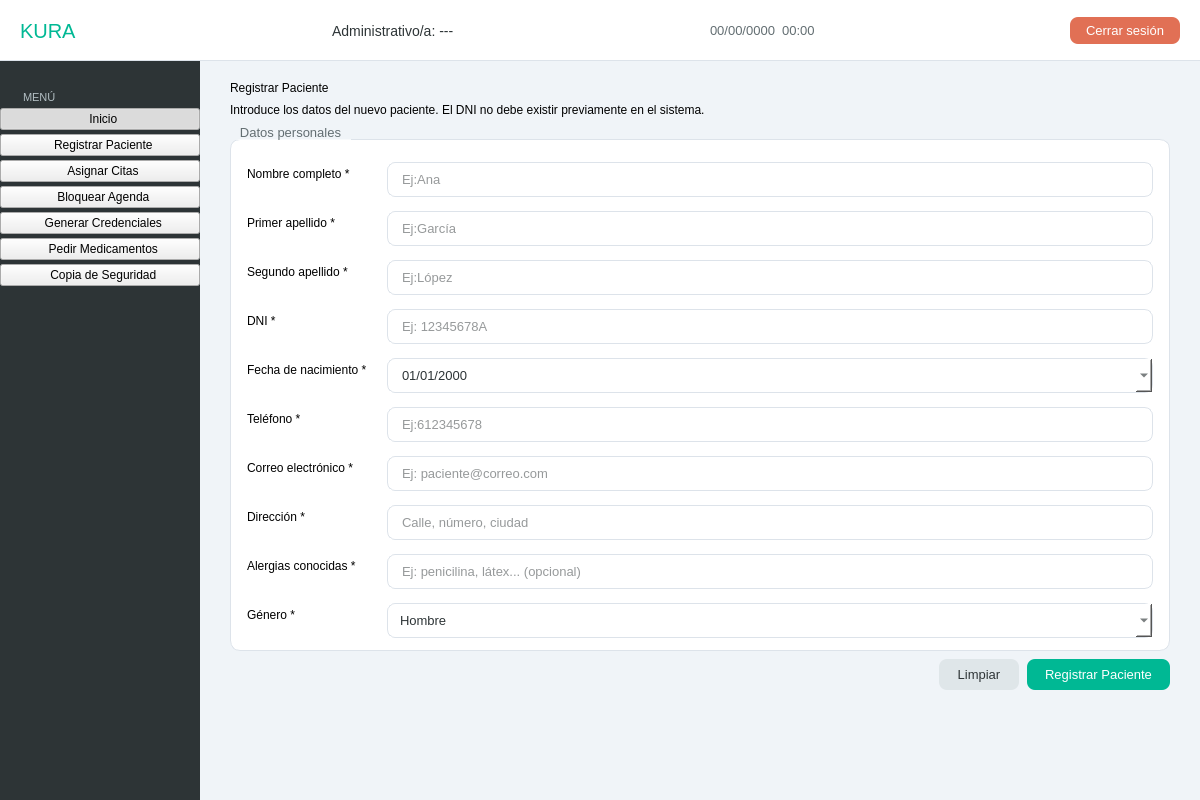
Qt form src/vista/Ui/VistaAdministrativo.ui (hgarcg04/software-engineering) before a commit.
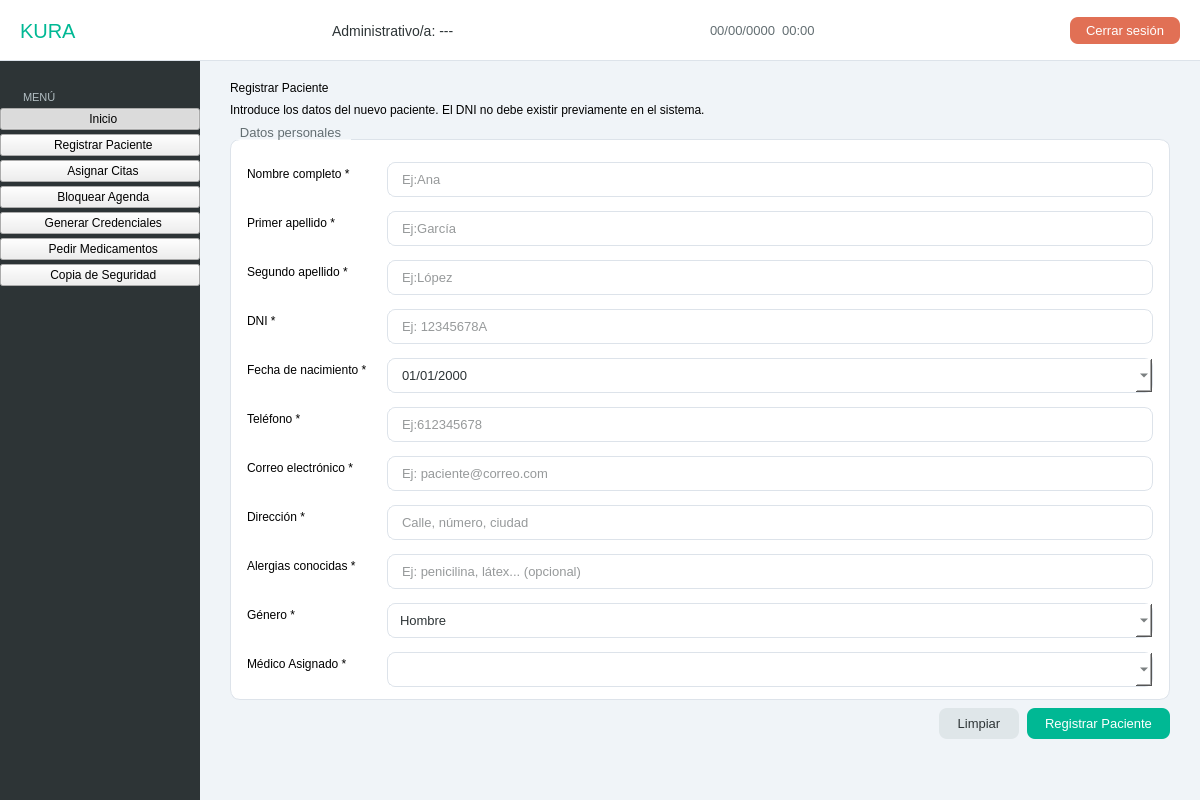
The same form after that commit. The open tabs and pages were chosen to show the change.

Diff of the .ui file:
```diff
--- a/src/vista/Ui/VistaAdministrativo.ui
+++ b/src/vista/Ui/VistaAdministrativo.ui
@@ -826,6 +826,16 @@
                <item><property name="text"><string>Mujer</string></property></item>
               </widget>
              </item>
+             <item row="10" column="0">
+              <widget class="QLabel" name="lbl_f_medico">
+               <property name="text"><string>Médico Asignado *</string></property>
+               <property name="class" stdset="0"><string>formLabel</string></property>
+              </widget>
+             </item>
+             <item row="10" column="1">
+              <widget class="QComboBox" name="input_medico_paciente">
+              </widget>
+             </item>
             </layout>
            </widget>
           </item>
```
